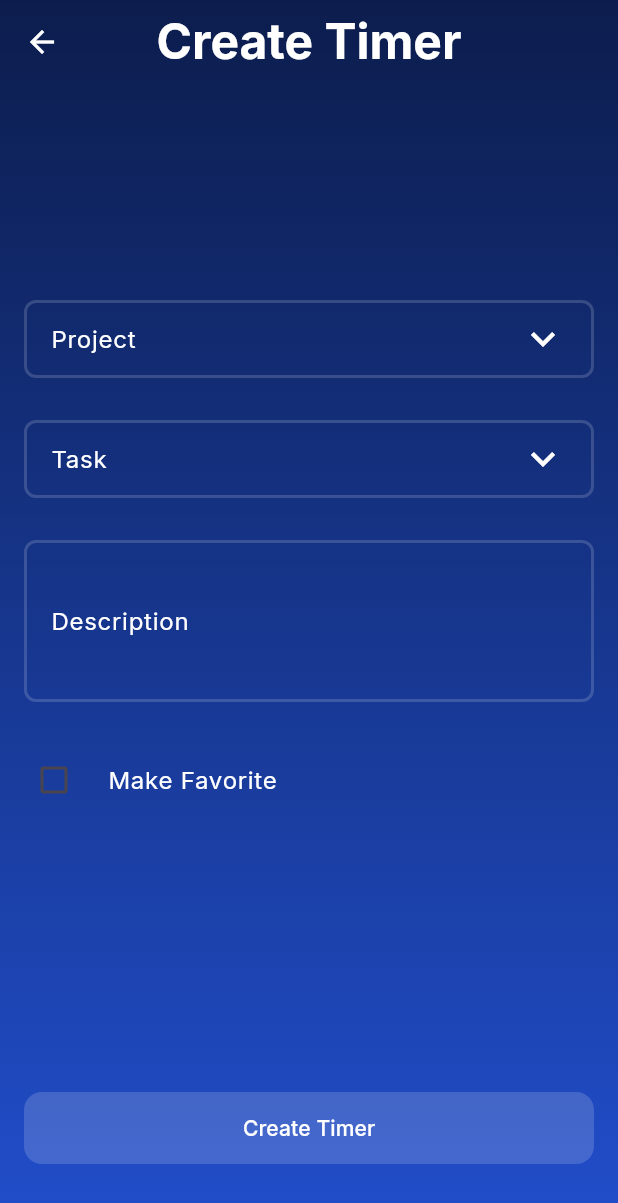
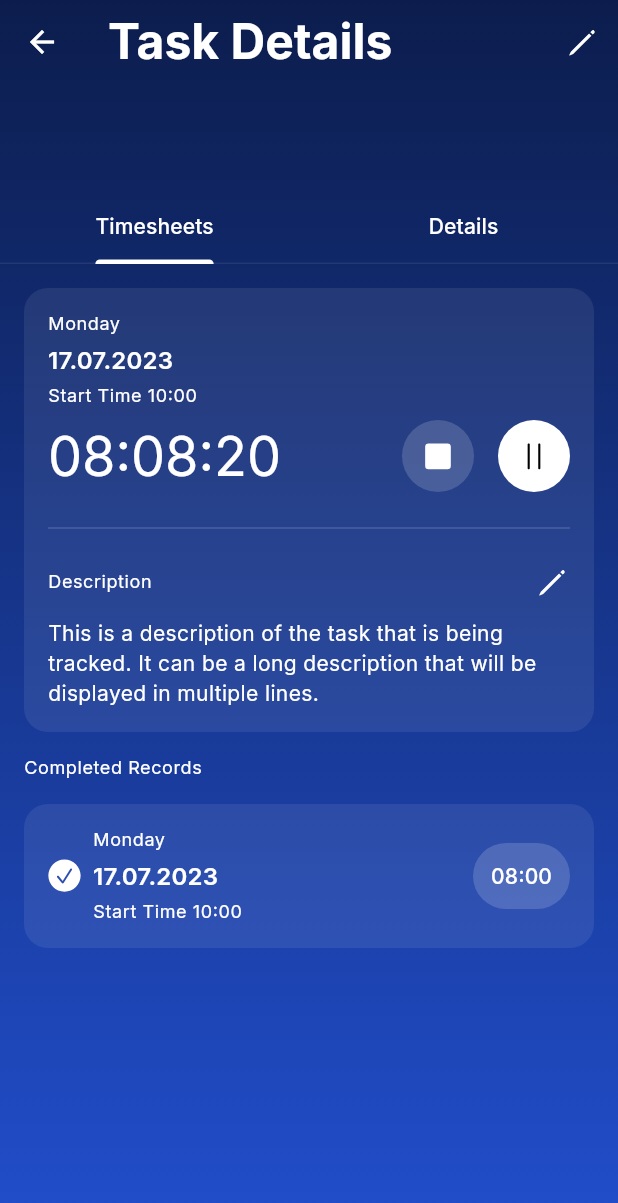
Before and after one commit to ikramhasan/flutter_timer_app, a Flutter app: the PrimaryScaffold screen opened directly, on a phone screen of 412 x 824 dp. Shown: the top 1203 px of the screen. Run offline on Flutter 3.47's test engine with Material 3 defaults, Android fonts, the phone set to English and light mode, and no system bars; our stand-ins replace flutter_svg, go_router, google_fonts.

Commit message:
add: task details page

```diff
--- a/lib/core/presentation/assets/svg_assets.dart
+++ b/lib/core/presentation/assets/svg_assets.dart
@@ -7,5 +7,6 @@ class SvgAssets {
   static const String pencil = 'assets/svg/pencil.svg';
   static const String pause = 'assets/svg/pause.svg';
   static const String star = 'assets/svg/star.svg';
+  static const String stop = 'assets/svg/stop.svg';
   static const String briefcase = 'assets/svg/briefcase.svg';
 }
--- a/lib/core/presentation/routes/routes.dart
+++ b/lib/core/presentation/routes/routes.dart
@@ -1,3 +1,4 @@
+import 'package:flutter_timer_app/task/presentation/task_details_page.dart';
 import 'package:flutter_timer_app/timer/presentation/create_timer/create_timer_page.dart';
 import 'package:flutter_timer_app/timer/presentation/timer_list/timer_list_page.dart';
 import 'package:go_router/go_router.dart';
@@ -12,5 +13,9 @@ final goRouter = GoRouter(
       path: '/create-timer',
       builder: (context, state) => const CreateTimerPage(),
     ),
+    GoRoute(
+      path: '/task-details',
+      builder: (context, state) => const TaskDetailsPage(),
+    ),
   ],
 );
--- a/lib/core/presentation/styles/spacings.dart
+++ b/lib/core/presentation/styles/spacings.dart
@@ -6,6 +6,7 @@ class Spacings {
   static const verticalSpacing4 = SizedBox(height: 4);
   static const verticalSpacing6 = SizedBox(height: 6);
   static const verticalSpacing8 = SizedBox(height: 8);
+  static const verticalSpacing12 = SizedBox(height: 12);
   static const verticalSpacing16 = SizedBox(height: 16);
   static const verticalSpacing24 = SizedBox(height: 24);
   static const verticalSpacing28 = SizedBox(height: 28);
--- /dev/null
+++ b/lib/task/presentation/components/competed_task.dart
@@ -0,0 +1,65 @@
+import 'package:flutter/material.dart';
+import 'package:flutter_svg/flutter_svg.dart';
+import 'package:flutter_timer_app/core/presentation/assets/svg_assets.dart';
+import 'package:flutter_timer_app/core/presentation/styles/colors.dart';
+import 'package:flutter_timer_app/core/presentation/styles/spacings.dart';
+
+class CompletedTask extends StatelessWidget {
+  const CompletedTask({super.key});
+
+  @override
+  Widget build(BuildContext context) {
+    return Padding(
+      padding: const EdgeInsets.all(16),
+      child: Container(
+        width: double.infinity,
+        padding: const EdgeInsets.all(16),
+        decoration: BoxDecoration(
+          borderRadius: BorderRadius.circular(16),
+          color: AppColors.surfaceColor,
+        ),
+        child: Row(
+          mainAxisAlignment: MainAxisAlignment.spaceBetween,
+          children: [
+            Row(
+              children: [
+                SvgPicture.asset(SvgAssets.checked),
+                Spacings.horizontalSpacing8,
+                Column(
+                  crossAxisAlignment: CrossAxisAlignment.start,
+                  children: [
+                    Text(
+                      'Monday',
+                      style: Theme.of(context).textTheme.bodySmall,
+                    ),
+                    Spacings.verticalSpacing4,
+                    Text(
+                      '17.07.2023',
+                      style: Theme.of(context).textTheme.titleMedium,
+                    ),
+                    Spacings.verticalSpacing4,
+                    Text(
+                      'Start Time 10:00',
+                      style: Theme.of(context).textTheme.bodySmall,
+                    ),
+                  ],
+                ),
+              ],
+            ),
+            Container(
+              padding: const EdgeInsets.all(12),
+              decoration: BoxDecoration(
+                borderRadius: BorderRadius.circular(100),
+                color: AppColors.secondaryContainer,
+              ),
+              child: Text(
+                '08:00',
+                style: Theme.of(context).textTheme.labelLarge,
+              ),
+            ),
+          ],
+        ),
+      ),
+    );
+  }
+}
--- /dev/null
+++ b/lib/task/presentation/components/task_details_card.dart
@@ -0,0 +1,95 @@
+import 'package:flutter/material.dart';
+import 'package:flutter_svg/flutter_svg.dart';
+import 'package:flutter_timer_app/core/presentation/assets/svg_assets.dart';
+import 'package:flutter_timer_app/core/presentation/styles/colors.dart';
+import 'package:flutter_timer_app/core/presentation/styles/spacings.dart';
+
+class TaskDetailsCard extends StatelessWidget {
+  const TaskDetailsCard({super.key});
+
+  @override
+  Widget build(BuildContext context) {
+    return Padding(
+      padding: const EdgeInsets.all(16),
+      child: Container(
+        width: double.infinity,
+        padding: const EdgeInsets.all(16),
+        decoration: BoxDecoration(
+          borderRadius: BorderRadius.circular(16),
+          color: AppColors.surfaceColor,
+        ),
+        child: Column(
+          crossAxisAlignment: CrossAxisAlignment.start,
+          children: [
+            Text(
+              'Monday',
+              style: Theme.of(context).textTheme.bodySmall,
+            ),
+            Spacings.verticalSpacing4,
+            Text(
+              '17.07.2023',
+              style: Theme.of(context).textTheme.titleMedium,
+            ),
+            Spacings.verticalSpacing4,
+            Text(
+              'Start Time 10:00',
+              style: Theme.of(context).textTheme.bodySmall,
+            ),
+            Spacings.verticalSpacing8,
+            Row(
+              mainAxisAlignment: MainAxisAlignment.spaceBetween,
+              children: [
+                Text(
+                  '08:08:20',
+                  style: Theme.of(context).textTheme.displaySmall,
+                ),
+                Row(
+                  children: [
+                    Container(
+                      padding: const EdgeInsets.all(12),
+                      decoration: BoxDecoration(
+                        borderRadius: BorderRadius.circular(100),
+                        color: AppColors.secondaryContainer,
+                      ),
+                      child: SvgPicture.asset(SvgAssets.stop),
+                    ),
+                    Spacings.horizontalSpacing16,
+                    Container(
+                      padding: const EdgeInsets.all(12),
+                      decoration: BoxDecoration(
+                        borderRadius: BorderRadius.circular(100),
+                        color: Colors.white,
+                      ),
+                      child: SvgPicture.asset(SvgAssets.pause),
+                    ),
+                  ],
+                ),
+              ],
+            ),
+            Spacings.verticalSpacing16,
+            Divider(
+              thickness: 1,
+              color: AppColors.secondaryContainer,
+            ),
+            Spacings.verticalSpacing16,
+            Row(
+              mainAxisAlignment: MainAxisAlignment.spaceBetween,
+              children: [
+                Text(
+                  'Description',
+                  style: Theme.of(context).textTheme.bodySmall,
+                ),
+                SvgPicture.asset(SvgAssets.pencil),
+              ],
+            ),
+            Spacings.verticalSpacing12,
+            Text(
+              'This is a description of the task that is being tracked. It can be a long description that will be displayed in multiple lines.',
+              style: Theme.of(context).textTheme.bodyMedium,
+            ),
+          ],
+        ),
+      ),
+    );
+  }
+}
--- /dev/null
+++ b/lib/task/presentation/task_details_page.dart
@@ -0,0 +1,68 @@
+import 'package:flutter/material.dart';
+import 'package:flutter/widgets.dart';
+import 'package:flutter_svg/flutter_svg.dart';
+import 'package:flutter_timer_app/core/presentation/assets/svg_assets.dart';
+import 'package:flutter_timer_app/core/presentation/components/primary_scaffold.dart';
+import 'package:flutter_timer_app/core/presentation/styles/colors.dart';
+import 'package:flutter_timer_app/core/presentation/styles/spacings.dart';
+import 'package:flutter_timer_app/task/presentation/components/competed_task.dart';
+import 'package:flutter_timer_app/task/presentation/components/task_details_card.dart';
+
+class TaskDetailsPage extends StatelessWidget {
+  const TaskDetailsPage({super.key});
+
+  static const String route = '/task-details';
+
+  @override
+  Widget build(BuildContext context) {
+    return PrimaryScaffold(
+      appBar: AppBar(
+        leading: const BackButton(
+          color: Colors.white,
+        ),
+        title: const Text('Task Details'),
+        actions: [
+          IconButton(
+            onPressed: () {},
+            icon: SvgPicture.asset(SvgAssets.pencil),
+          ),
+        ],
+      ),
+      body: Column(
+        crossAxisAlignment: CrossAxisAlignment.start,
+        children: [
+          Spacings.verticalSpacing32,
+          Spacings.verticalSpacing32,
+          Spacings.verticalSpacing32,
+          Spacings.verticalSpacing32,
+          DefaultTabController(
+            length: 2,
+            child: TabBar(
+              labelColor: Colors.white,
+              unselectedLabelColor: Colors.white,
+              dividerColor: AppColors.surfaceColor,
+              indicatorColor: Colors.white,
+              tabs: const [
+                Tab(
+                  text: 'Timesheets',
+                ),
+                Tab(
+                  text: 'Details',
+                ),
+              ],
+            ),
+          ),
+          const TaskDetailsCard(),
+          Padding(
+            padding: const EdgeInsets.symmetric(horizontal: 16.0),
+            child: Text(
+              'Completed Records',
+              style: Theme.of(context).textTheme.bodySmall,
+            ),
+          ),
+          const CompletedTask(),
+        ],
+      ),
+    );
+  }
+}
--- a/lib/timer/presentation/timer_list/components/timer_card.dart
+++ b/lib/timer/presentation/timer_list/components/timer_card.dart
@@ -2,14 +2,20 @@ import 'package:flutter/material.dart';
 import 'package:flutter_timer_app/core/constants/constants.dart';
 import 'package:flutter_timer_app/core/presentation/styles/colors.dart';
 import 'package:flutter_timer_app/core/presentation/styles/spacings.dart';
+import 'package:flutter_timer_app/task/presentation/task_details_page.dart';
 import 'package:flutter_timer_app/timer/presentation/timer_list/components/timer_button.dart';
+import 'package:go_router/go_router.dart';
 
 class TimerCard extends StatelessWidget {
   const TimerCard({super.key});
 
   @override
   Widget build(BuildContext context) {
-    return Container(
+    return GestureDetector(
+      onTap: () {
+        context.go(TaskDetailsPage.route);
+      },
+      child: Container(
         width: double.infinity,
         decoration: BoxDecoration(
           borderRadius: BorderRadius.circular(16),
@@ -82,6 +88,7 @@ class TimerCard extends StatelessWidget {
             ],
           ),
         ),
+      ),
     );
   }
 }
```
Lines whose indentation alone changed are shown as unchanged.
